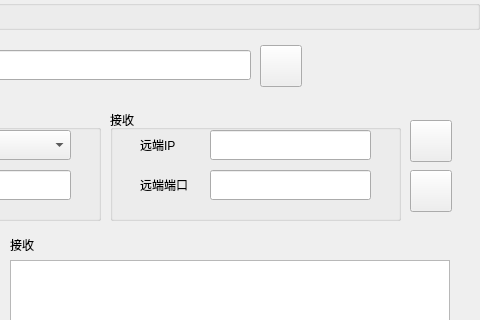
Qt form src/gui/mainui.ui (realth000/localcharger) before a commit; both pictures show x 620 to 1100 and y 0 to 320 of the 1100 by 700 pixel window.
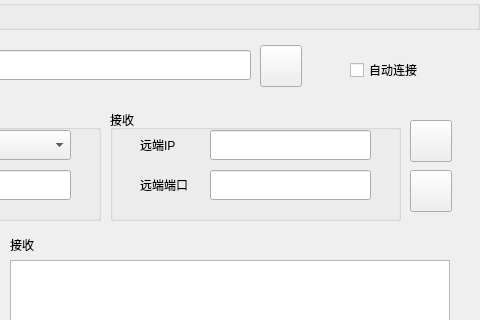
The same form after that commit. Custom widgets are drawn as their Qt base class.

Commit message:
feat(WebSocket):支持自动连接
新增：
    支持自动连接WebSocket

```diff
--- a/src/gui/mainui.ui
+++ b/src/gui/mainui.ui
@@ -490,6 +490,19 @@
     <string/>
    </property>
   </widget>
+  <widget class="QCheckBox" name="autoConnectComboBox">
+   <property name="geometry">
+    <rect>
+     <x>970</x>
+     <y>60</y>
+     <width>101</width>
+     <height>20</height>
+    </rect>
+   </property>
+   <property name="text">
+    <string>自动连接</string>
+   </property>
+  </widget>
  </widget>
  <customwidgets>
   <customwidget>
```
The commit also changes 5 other files.
